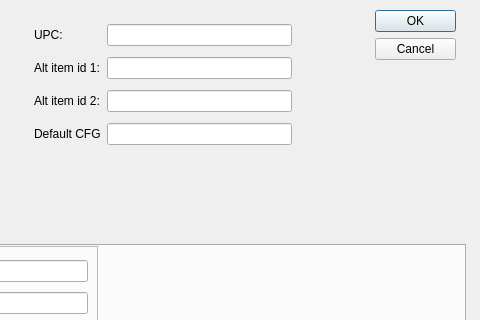
The window that WMS_System/UI/ItemMaintance.ui (cdefaz08/WMS) describes before a commit, drawn with Qt 5; both pictures show x 325 to 805 and y 0 to 320 of the 805 by 569 pixel window.
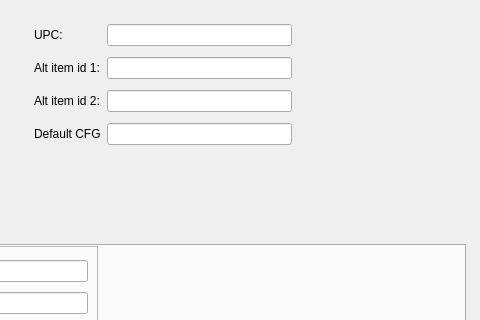
The same window after the commit.

```diff
--- a/WMS_System/UI/ItemMaintance.ui
+++ b/WMS_System/UI/ItemMaintance.ui
@@ -13,22 +13,6 @@
   <property name="windowTitle">
    <string>Item Code Maintanance</string>
   </property>
-  <widget class="QDialogButtonBox" name="buttonBox">
-   <property name="geometry">
-    <rect>
-     <x>700</x>
-     <y>10</y>
-     <width>81</width>
-     <height>81</height>
-    </rect>
-   </property>
-   <property name="orientation">
-    <enum>Qt::Vertical</enum>
-   </property>
-   <property name="standardButtons">
-    <set>QDialogButtonBox::Cancel|QDialogButtonBox::Ok</set>
-   </property>
-  </widget>
   <widget class="QFrame" name="frame">
    <property name="geometry">
     <rect>
```
Left out of the diff: 35 changed lines with no effect on the pictures.
